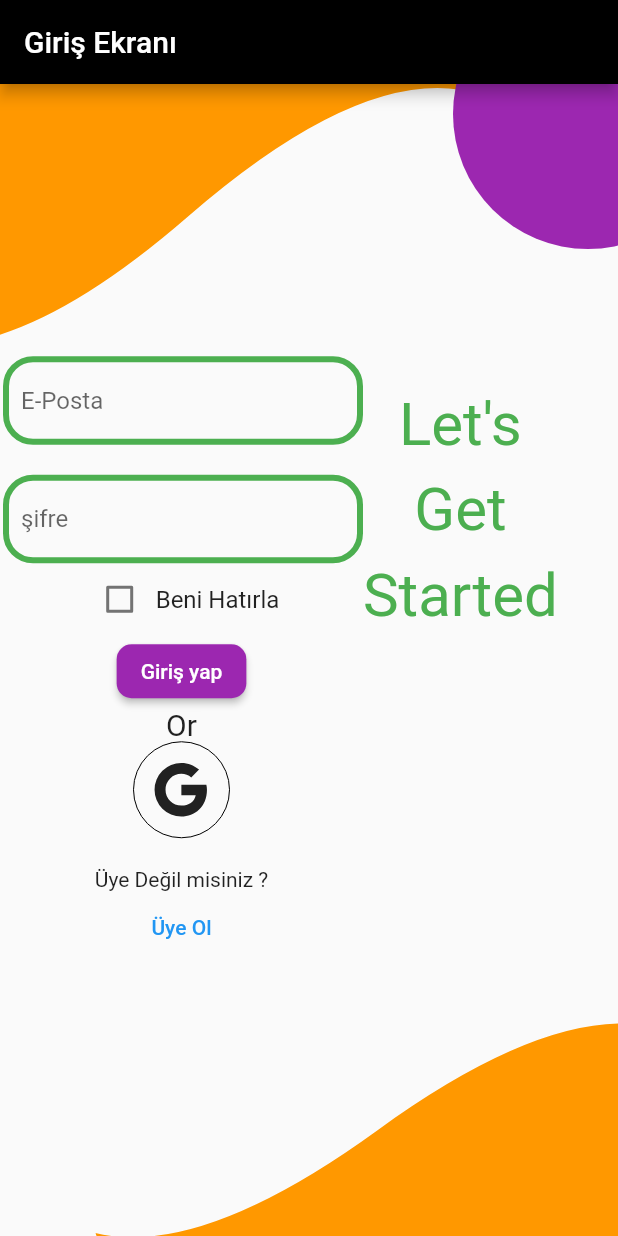
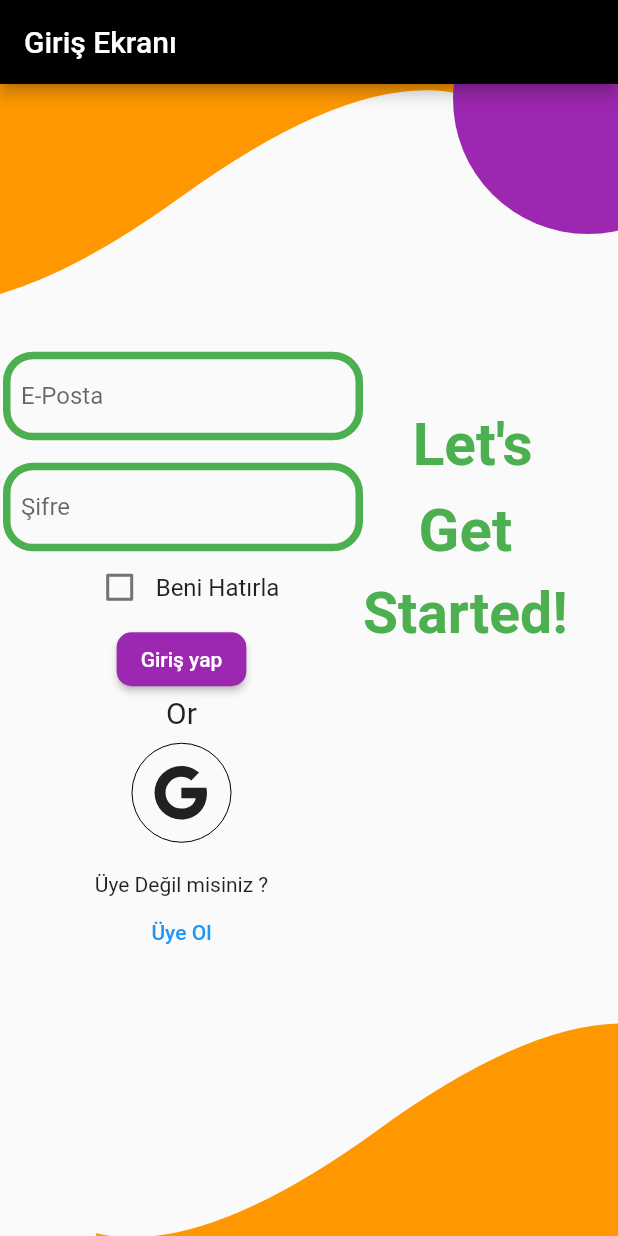
Before and after one commit to al1berk/istebu, a Flutter app: the screen it shows after launch, on a phone screen of 412 x 824 dp. Run offline on Flutter 3.47's test engine with Material 2 defaults, Android fonts, the phone set to English and light mode, and no system bars; our stand-ins replace cloud_firestore, firebase_auth, firebase_core, get, icons_plus, multi_select_flutter and 1 more; accounts and stored records are empty.

Commit message:
login değişiklik

```diff
--- a/lib/View/Uyelik/login_page.dart
+++ b/lib/View/Uyelik/login_page.dart
@@ -19,6 +19,7 @@ class _LoginPageState extends State<LoginPage> {
   final TextEditingController _emailController = TextEditingController();
   final TextEditingController _passwordController = TextEditingController();
   bool isChecked = false;
+  String errorMessage = '';
 
   @override
   Widget build(BuildContext context) {
@@ -33,9 +34,9 @@ class _LoginPageState extends State<LoginPage> {
             children: [
               Positioned(
                 left: -100, // Move to the left
-                top: -66, // Move to the top
+                top: -81, // Move to the top
                 child: Transform.rotate(
-                  angle: -25 * 3.14159265359 / 180,
+                  angle: -20 * 3.14159265359 / 180,
                   // Rotate 45 degrees to the left
                   child: ClipPath(
                     clipper: WaveClipper(),
@@ -48,7 +49,7 @@ class _LoginPageState extends State<LoginPage> {
                 ),
               ),
               Positioned(
-                top: -70, // Adjust the top position for the circle
+                top: -80, // Adjust the top position for the circle
                 right: -70, // Adjust the right position for the circle
                 child: Container(
                   width: 180,
@@ -91,15 +92,15 @@ class _LoginPageState extends State<LoginPage> {
                               controller: _emailController,
                               textFieldWidth: 240,
                               borderColor: Colors.green,
-                              borderWidth: 4.0,
+                              borderWidth: 5.0,
                             ),
-                            const SizedBox(height: 20),
+                            const SizedBox(height: 15),
                             TextF(
-                              hintText: "şifre",
+                              hintText: "Şifre",
                               controller: _passwordController,
                               textFieldWidth: 240,
                               borderColor: Colors.green,
-                              borderWidth: 4.0,
+                              borderWidth: 5.0,
                             ),
                             const SizedBox(width: 20),
                             Row(
@@ -124,21 +125,31 @@ class _LoginPageState extends State<LoginPage> {
                                 await signInOrRegister(_emailController.text, _passwordController.text)){
                                   Get.offAll(const Ilanlar());
                                 }
-                                else{
+                                else {
+                                  setState(() {
+                                    errorMessage = "E-posta veya şifre hatalı";
+
+                                  });
 
                                   }
 
+
                               },
+
                               buttonText: "Giriş yap",
                               color: Colors.purple,
                             ),
+
+
                             const Text(
+
                               "Or",
                               style: TextStyle(
                                 fontSize:
                                     20, // Set the font size to your desired value
                               ),
                             ),
+                            SizedBox(height: 9,),
                             GestureDetector(
                                 onTap: () {},
                                 child: Container(
@@ -148,7 +159,7 @@ class _LoginPageState extends State<LoginPage> {
                                     border: Border.all(width: 0.0),
                                   ),
                                   child: const Padding(
-                                    padding: EdgeInsets.all(8.0),
+                                    padding: EdgeInsets.all(9.0),
                                     // Adjust the padding as needed
                                     child: Icon(
                                       BoxIcons.bxl_google,
@@ -183,11 +194,15 @@ class _LoginPageState extends State<LoginPage> {
                           ],
                         ),
                         const Column(
+
                           children: [
+                            SizedBox(height: 26,),
                             Text(
-                              "Let's",
+                              " Let's",
                               style:
-                                  TextStyle(fontSize: 40, color: Colors.green),
+                                  TextStyle(fontSize: 39,
+                                      fontWeight: FontWeight.bold,
+                                      color: Colors.green),
                             ),
                             SizedBox(
                               height: 10,
@@ -195,23 +210,32 @@ class _LoginPageState extends State<LoginPage> {
                             Text(
                               "Get",
                               style:
-                                  TextStyle(fontSize: 40, color: Colors.green),
+                                  TextStyle(fontSize: 40,
+                                      fontWeight: FontWeight.bold,
+                                      color: Colors.green
+                                  ),
                             ),
                             SizedBox(
                               height: 10,
                             ),
                             Text(
-                              "Started",
+                              "Started!",
                               style:
-                                  TextStyle(fontSize: 40, color: Colors.green),
+                                  TextStyle(fontSize: 38,
+                                      fontWeight: FontWeight.bold,
+                                      color: Colors.green),
+
                             ),
                             SizedBox(
                               height: 200,
                             )
                           ],
+
+
                         )
                       ],
                     ),
+
                   ],
                 ),
               ),
--- a/lib/View/widgets.dart
+++ b/lib/View/widgets.dart
@@ -187,6 +187,7 @@ class bosUyari extends StatelessWidget {
           },
         ),
       ],
+
     );
   }
 }
```
